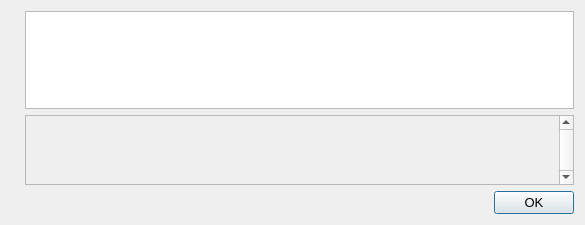
Qt form src/qt/forms/helpmessagedialog.ui (CryptoCoderz/Azzure) before a commit.
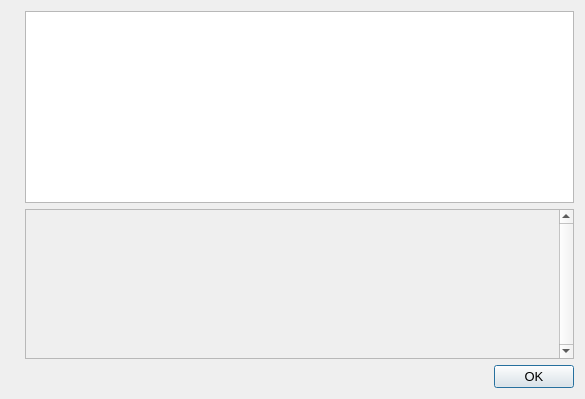
The same form after that commit. Icons and pictures are not drawn.

The edit to the form file:
```diff
--- a/src/qt/forms/helpmessagedialog.ui
+++ b/src/qt/forms/helpmessagedialog.ui
@@ -7,7 +7,7 @@
     <x>0</x>
     <y>0</y>
     <width>585</width>
-    <height>225</height>
+    <height>399</height>
    </rect>
   </property>
   <property name="font">
@@ -54,8 +54,8 @@
          <rect>
           <x>0</x>
           <y>0</y>
-          <width>447</width>
-          <height>68</height>
+          <width>476</width>
+          <height>149</height>
          </rect>
         </property>
         <layout class="QVBoxLayout" name="verticalLayout_2">
```
Left out of the diff: 2 changed lines with no effect on the pictures.
